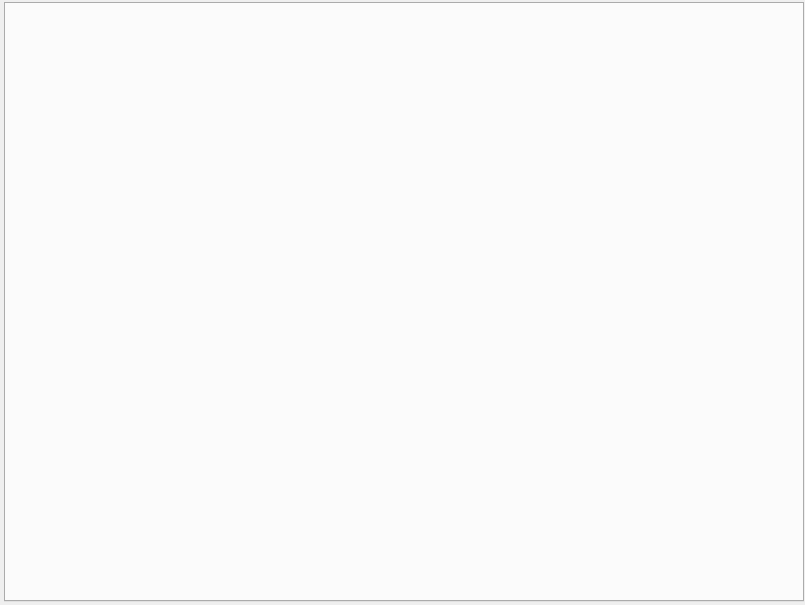
Before: the Qt Designer form vp_plugins/safeFatPrinter/teditor.ui in sobiron236/cupsfilter, drawn with Qt 5.
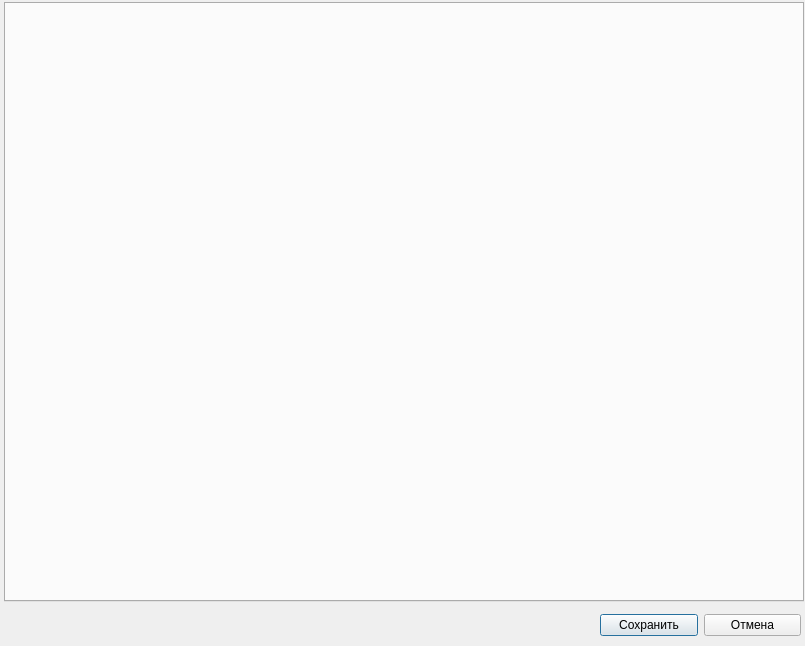
After: the same form once the commit is applied.

Commit message: изменил расположение визуальных элементов

```diff
--- a/vp_plugins/safeFatPrinter/teditor.ui
+++ b/vp_plugins/safeFatPrinter/teditor.ui
@@ -7,7 +7,7 @@
     <x>0</x>
     <y>0</y>
     <width>805</width>
-    <height>605</height>
+    <height>646</height>
    </rect>
   </property>
   <property name="windowTitle">
@@ -26,6 +26,32 @@
     <number>-1</number>
    </property>
   </widget>
+  <widget class="QWidget" name="horizontalLayoutWidget">
+   <property name="geometry">
+    <rect>
+     <x>600</x>
+     <y>610</y>
+     <width>201</width>
+     <height>31</height>
+    </rect>
+   </property>
+   <layout class="QHBoxLayout" name="horizontalLayout_2">
+    <item>
+     <widget class="QPushButton" name="saveButton">
+      <property name="text">
+       <string>Сохранить</string>
+      </property>
+     </widget>
+    </item>
+    <item>
+     <widget class="QPushButton" name="closeButton">
+      <property name="text">
+       <string>Отмена</string>
+      </property>
+     </widget>
+    </item>
+   </layout>
+  </widget>
  </widget>
  <resources/>
  <connections/>
```
Left out of the diff: 25 changed lines with no effect on the pictures.
